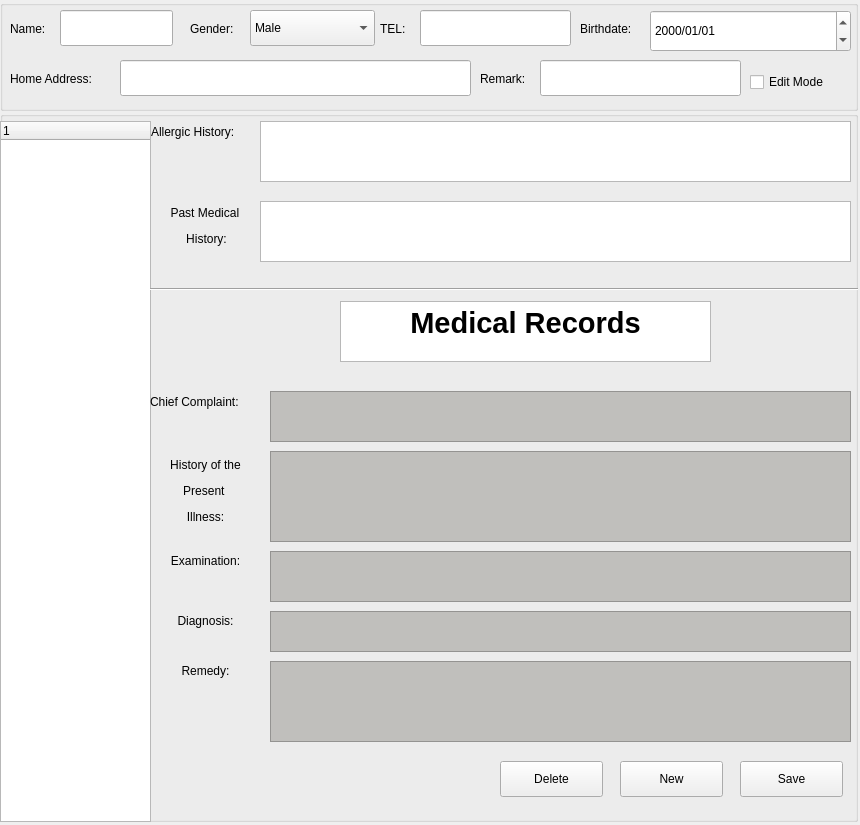
Old version of the form PatientInfoWindow.ui in the repository OhaoTech/ClinicManager.
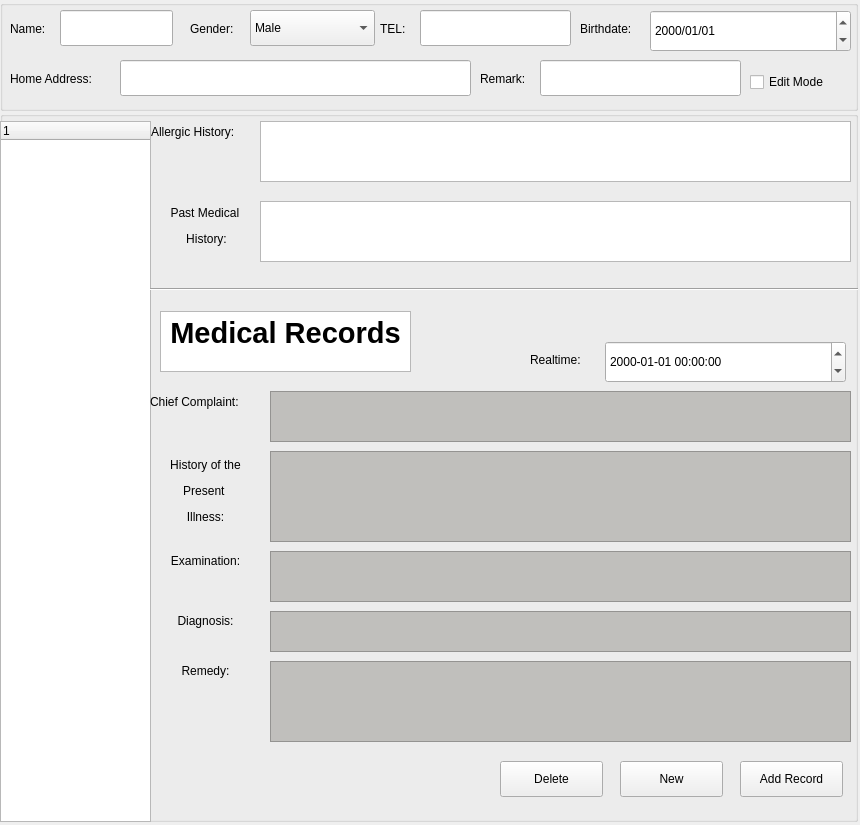
New version of the form.

Commit message: realtime and adding record

The edit to the form file:
```diff
--- a/PatientInfoWindow.ui
+++ b/PatientInfoWindow.ui
@@ -302,7 +302,7 @@
      </rect>
     </property>
     <property name="text">
-     <string>Save</string>
+     <string>Add Record</string>
     </property>
    </widget>
    <widget class="QLabel" name="chief_complaint_label">
@@ -439,9 +439,9 @@
    <widget class="QTextBrowser" name="textBrowser">
     <property name="geometry">
      <rect>
-      <x>340</x>
-      <y>190</y>
-      <width>371</width>
+      <x>160</x>
+      <y>200</y>
+      <width>251</width>
       <height>61</height>
      </rect>
     </property>
@@ -472,6 +472,35 @@
      <enum>Qt::Horizontal</enum>
     </property>
    </widget>
+   <widget class="QDateTimeEdit" name="realtime_dateTimeEdit">
+    <property name="geometry">
+     <rect>
+      <x>605</x>
+      <y>230</y>
+      <width>241</width>
+      <height>42</height>
+     </rect>
+    </property>
+    <property name="locale">
+     <locale language="Chinese" country="China"/>
+    </property>
+    <property name="displayFormat">
+     <string>yyyy-MM-dd HH:mm:ss</string>
+    </property>
+   </widget>
+   <widget class="QLabel" name="realtime_label">
+    <property name="geometry">
+     <rect>
+      <x>530</x>
+      <y>240</y>
+      <width>66</width>
+      <height>18</height>
+     </rect>
+    </property>
+    <property name="text">
+     <string>Realtime:</string>
+    </property>
+   </widget>
   </widget>
  </widget>
  <resources/>
```
Left out of the diff: 2 changed lines with no effect on the pictures. The commit also changes 2 other files.
